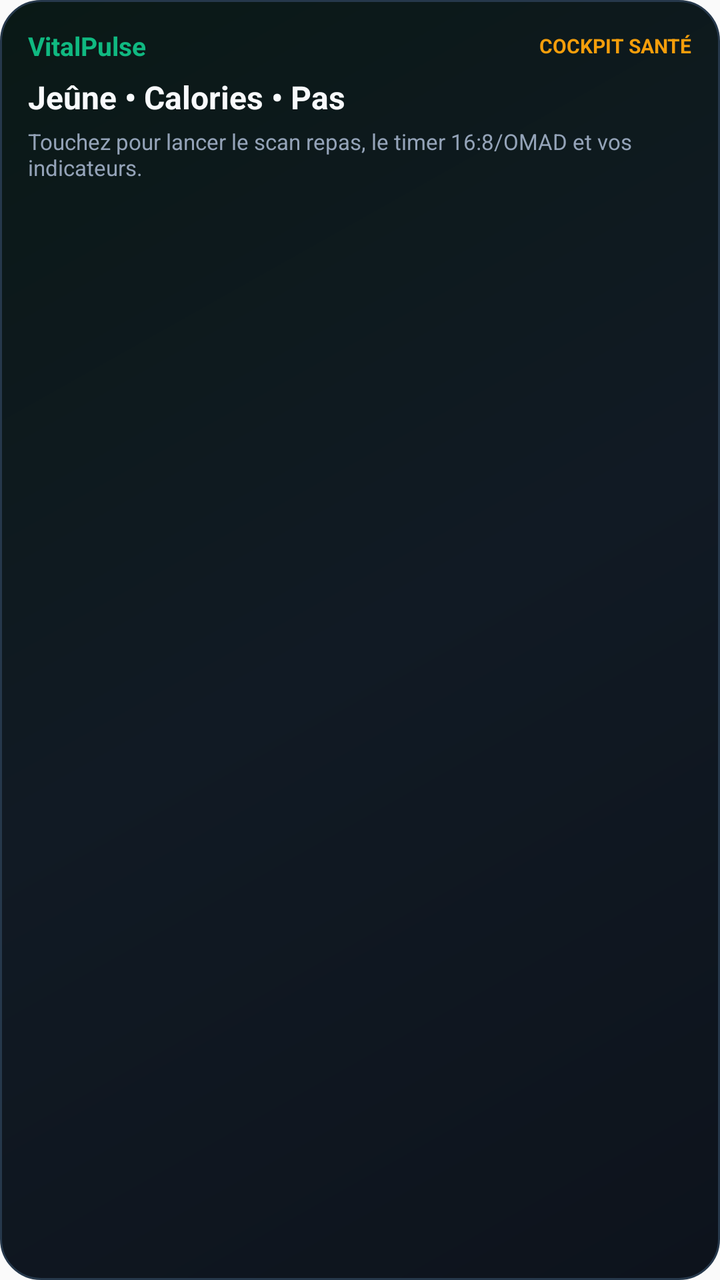
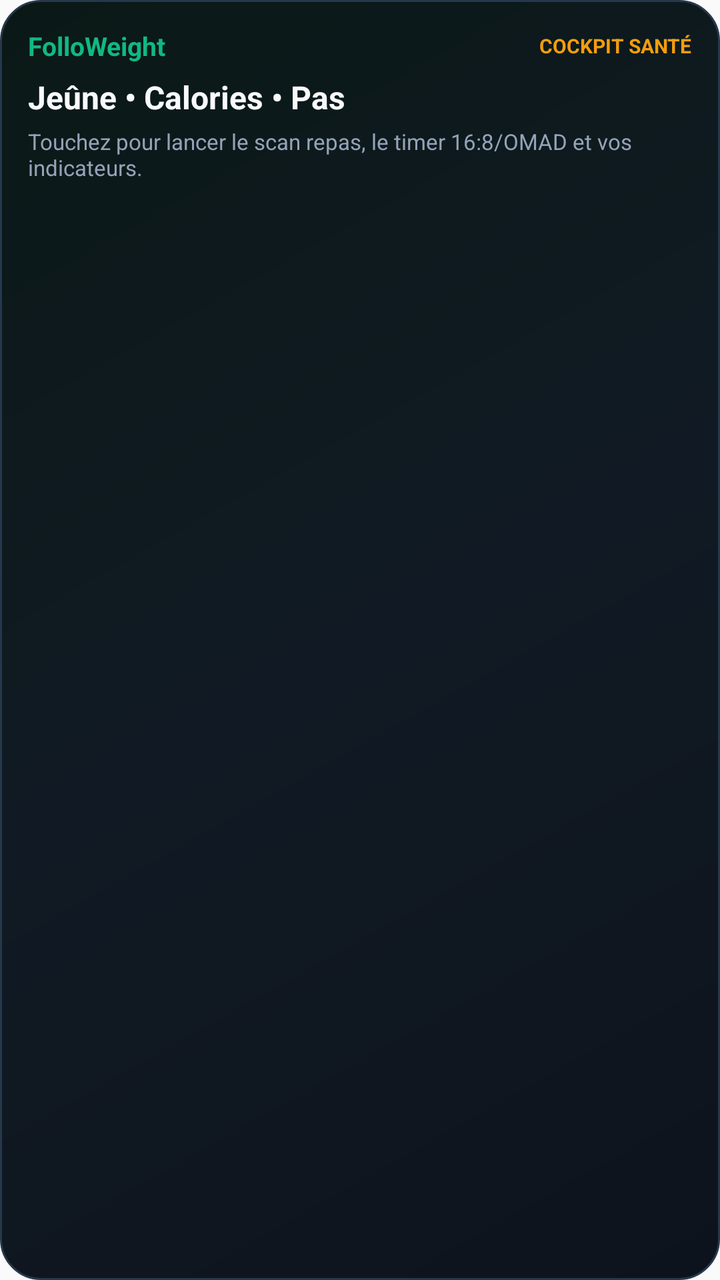

Compare the two renders of this Android layout. The source of the first and the diff that turns it into the second are given below.
<!-- AndroidManifest.xml: application theme AppTheme -->
<!-- res/layout/vitalpulse_widget.xml -->
<?xml version="1.0" encoding="utf-8"?>
<LinearLayout xmlns:android="http://schemas.android.com/apk/res/android"
    android:id="@+id/vp_widget_root"
    android:layout_width="match_parent"
    android:layout_height="match_parent"
    android:background="@drawable/vitalpulse_widget_bg"
    android:orientation="vertical"
    android:padding="14dp">

    <LinearLayout
        android:layout_width="match_parent"
        android:layout_height="wrap_content"
        android:gravity="center_vertical"
        android:orientation="horizontal">

        <TextView
            android:id="@+id/vp_widget_title"
            android:layout_width="0dp"
            android:layout_height="wrap_content"
            android:layout_weight="1"
            android:text="VitalPulse"
            android:textColor="#10B981"
            android:textSize="13sp"
            android:textStyle="bold" />

        <TextView
            android:id="@+id/vp_widget_badge"
            android:layout_width="wrap_content"
            android:layout_height="wrap_content"
            android:text="COCKPIT SANTÉ"
            android:textColor="#F59E0B"
            android:textSize="10sp"
            android:textStyle="bold" />
    </LinearLayout>

    <TextView
        android:id="@+id/vp_widget_primary"
        android:layout_width="match_parent"
        android:layout_height="wrap_content"
        android:layout_marginTop="6dp"
        android:text="Jeûne • Calories • Pas"
        android:textColor="#F8FAFC"
        android:textSize="16sp"
        android:textStyle="bold" />

    <TextView
        android:id="@+id/vp_widget_secondary"
        android:layout_width="match_parent"
        android:layout_height="wrap_content"
        android:layout_marginTop="4dp"
        android:text="Touchez pour lancer le scan repas, le timer 16:8/OMAD et vos indicateurs."
        android:textColor="#94A3B8"
        android:textSize="11sp"
        android:maxLines="2"
        android:ellipsize="end" />

</LinearLayout>
<!-- resources referenced by this layout -->
<resources>
  <!-- drawable vitalpulse_widget_bg (drawable) -->
  <?xml version="1.0" encoding="utf-8"?>
  <shape xmlns:android="http://schemas.android.com/apk/res/android"
      android:shape="rectangle">
      <gradient
          android:angle="135"
          android:startColor="#0D131C"
          android:centerColor="#111A24"
          android:endColor="#0A1916" />
      <corners android:radius="20dp" />
      <stroke
          android:width="1dp"
          android:color="#26384B" />
  </shape>
  <style name="AppTheme" parent="Theme.AppCompat.Light.DarkActionBar">
          
          <item name="colorPrimary">@color/colorPrimary</item>
          <item name="colorPrimaryDark">@color/colorPrimaryDark</item>
          <item name="colorAccent">@color/colorAccent</item>
      </style>
</resources>

<!-- the commit's change to res/layout/vitalpulse_widget.xml (unified diff, before → after) -->
@@ -18,7 +18,7 @@
             android:layout_width="0dp"
             android:layout_height="wrap_content"
             android:layout_weight="1"
-            android:text="VitalPulse"
+            android:text="FolloWeight"
             android:textColor="#10B981"
             android:textSize="13sp"
             android:textStyle="bold" />
